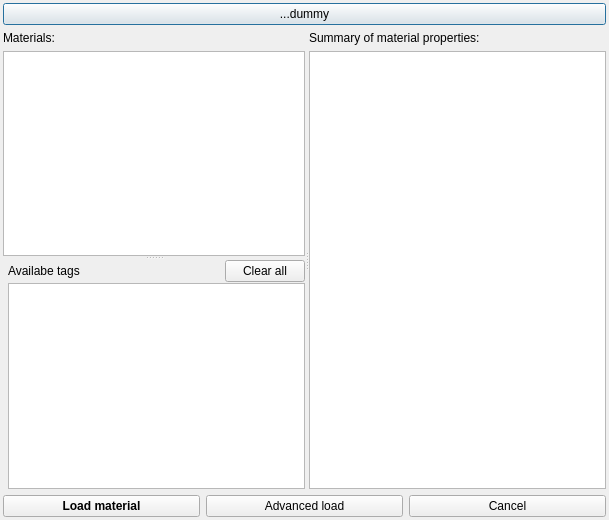
Above: src/gui/amateriallibrarybrowser.ui from andrmor/ANTS2 before the change. Below: the same form after it.
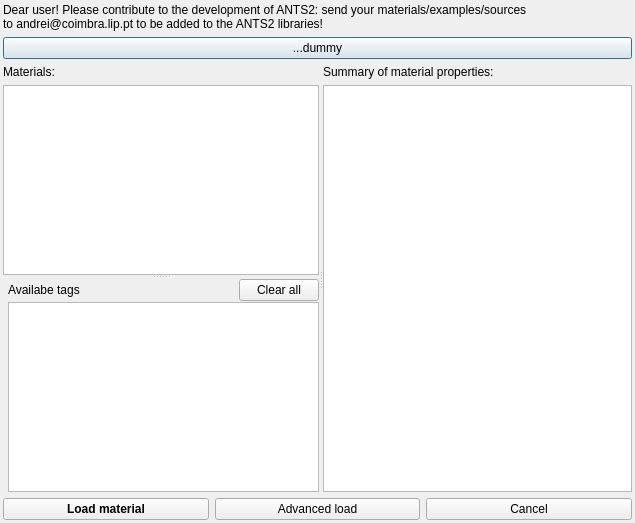
That is the form after the change.

Patch:
```diff
--- a/src/gui/amateriallibrarybrowser.ui
+++ b/src/gui/amateriallibrarybrowser.ui
@@ -6,8 +6,8 @@
    <rect>
     <x>0</x>
     <y>0</y>
-    <width>609</width>
-    <height>520</height>
+    <width>635</width>
+    <height>523</height>
    </rect>
   </property>
   <property name="windowTitle">
@@ -26,6 +26,20 @@
    <property name="bottomMargin">
     <number>3</number>
    </property>
+   <item>
+    <widget class="QLabel" name="label_4">
+     <property name="sizePolicy">
+      <sizepolicy hsizetype="Preferred" vsizetype="Minimum">
+       <horstretch>0</horstretch>
+       <verstretch>0</verstretch>
+      </sizepolicy>
+     </property>
+     <property name="text">
+      <string>Dear user! Please contribute to the development of ANTS2: send your materials/examples/sources
+to andrei@coimbra.lip.pt to be added to the ANTS2 libraries!</string>
+     </property>
+    </widget>
+   </item>
    <item>
     <widget class="QPushButton" name="pbDummy">
      <property name="text">
@@ -35,6 +49,12 @@
    </item>
    <item>
     <widget class="QSplitter" name="splitter_2">
+     <property name="sizePolicy">
+      <sizepolicy hsizetype="Expanding" vsizetype="Expanding">
+       <horstretch>0</horstretch>
+       <verstretch>0</verstretch>
+      </sizepolicy>
+     </property>
      <property name="orientation">
       <enum>Qt::Horizontal</enum>
      </property>
```
